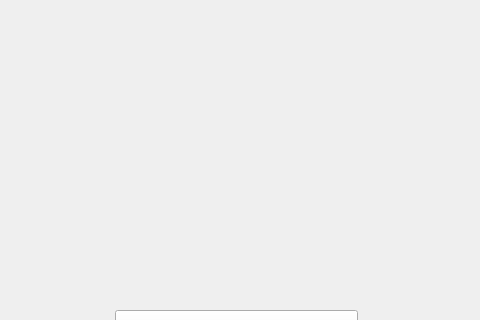
First picture: the form in Result.ui, repository AbracaSora/Voice2Draw, before the edit; both pictures show x 540 to 1020 and y 202 to 522 of the 1152 by 864 pixel window.
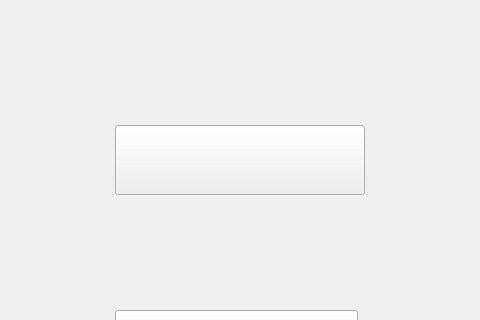
Second picture: the form after the edit. Icons and pictures are not drawn.

What changed in the file:
```diff
--- a/Result.ui
+++ b/Result.ui
@@ -67,9 +67,9 @@
   <widget class="QPushButton" name="reworkButton">
    <property name="geometry">
     <rect>
-     <x>1315</x>
-     <y>326</y>
-     <width>243</width>
+     <x>655</x>
+     <y>327</y>
+     <width>250</width>
      <height>70</height>
     </rect>
    </property>
```
Left out of the diff: 20 changed lines with no effect on the pictures.
